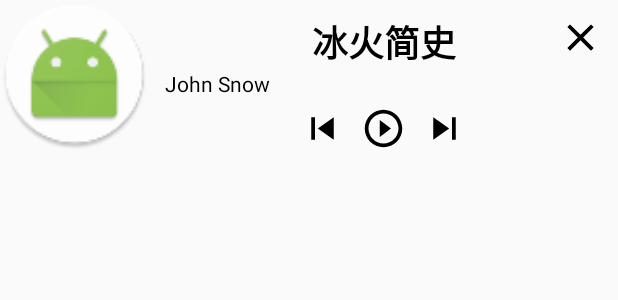
After one commit to MurphysL/YiXue, an Android app: the layout item_live_sounds.xml on its own in the app's theme, with its tools: preview values and no code run, on a phone screen of 412 x 824 dp. The commit adds this screen. Shown: the top 300 px of the screen. Run offline under Robolectric (Android 15) with nearby library versions, the phone set to English and light mode, and no system bars.

Commit message:
:construction: Live sounds notification

```diff
--- a/app/src/main/AndroidManifest.xml
+++ b/app/src/main/AndroidManifest.xml
@@ -93,6 +93,9 @@
             android:theme="@style/DetailsTheme"/>
         <activity android:name=".ui.activity.MyLiveActivity"/>
         <activity android:name=".ui.activity.JoinLiveActivity"/>
+        <activity android:name=".ui.activity.NotifiactionActivity"/>
+
+        <receiver android:name=".receiver.LiveSoundsReceiver"/>
 
     </application>
 
--- a/app/src/main/java/cn/edu/nuc/androidlab/yixue/ui/activity/SplashActivity.kt
+++ b/app/src/main/java/cn/edu/nuc/androidlab/yixue/ui/activity/SplashActivity.kt
@@ -1,7 +1,10 @@
 package cn.edu.nuc.androidlab.yixue.ui.activity
 
+import android.app.NotificationManager
+import android.content.Context
 import android.content.Intent
 import android.os.Bundle
+import android.support.v4.app.NotificationCompat
 import android.support.v7.app.AppCompatActivity
 import android.util.Log
 import cn.edu.nuc.androidlab.yixue.R
@@ -21,6 +24,7 @@ class SplashActivity : AppCompatActivity(){
         setContentView(R.layout.activity_splash)
 
         val currentUser = AVUser.getCurrentUser()
+
         if(currentUser != null){
             Log.i(TAG, "{ user : ${currentUser.username},\n email : ${currentUser.email}\n}")
             startActivity(Intent(SplashActivity@this, SelectLiveActivity::class.java))
@@ -36,5 +40,7 @@ class SplashActivity : AppCompatActivity(){
             startActivity(Intent(SplashActivity@this, RegisterActivity::class.java))
             finish()
         }
+
+
     }
 }
--- /dev/null
+++ b/app/src/main/res/drawable/ic_close_black_24dp.xml
@@ -0,0 +1,9 @@
+<vector xmlns:android="http://schemas.android.com/apk/res/android"
+        android:width="24dp"
+        android:height="24dp"
+        android:viewportWidth="24.0"
+        android:viewportHeight="24.0">
+    <path
+        android:fillColor="#FF000000"
+        android:pathData="M19,6.41L17.59,5 12,10.59 6.41,5 5,6.41 10.59,12 5,17.59 6.41,19 12,13.41 17.59,19 19,17.59 13.41,12z"/>
+</vector>
--- /dev/null
+++ b/app/src/main/res/drawable/ic_play_circle_outline_black_24dp.xml
@@ -0,0 +1,9 @@
+<vector xmlns:android="http://schemas.android.com/apk/res/android"
+        android:width="24dp"
+        android:height="24dp"
+        android:viewportWidth="24.0"
+        android:viewportHeight="24.0">
+    <path
+        android:fillColor="#FF000000"
+        android:pathData="M10,16.5l6,-4.5 -6,-4.5v9zM12,2C6.48,2 2,6.48 2,12s4.48,10 10,10 10,-4.48 10,-10S17.52,2 12,2zM12,20c-4.41,0 -8,-3.59 -8,-8s3.59,-8 8,-8 8,3.59 8,8 -3.59,8 -8,8z"/>
+</vector>
--- /dev/null
+++ b/app/src/main/res/drawable/ic_skip_next_black_24dp.xml
@@ -0,0 +1,9 @@
+<vector xmlns:android="http://schemas.android.com/apk/res/android"
+        android:width="24dp"
+        android:height="24dp"
+        android:viewportWidth="24.0"
+        android:viewportHeight="24.0">
+    <path
+        android:fillColor="#FF000000"
+        android:pathData="M6,18l8.5,-6L6,6v12zM16,6v12h2V6h-2z"/>
+</vector>
--- /dev/null
+++ b/app/src/main/res/drawable/ic_skip_previous_black_24dp.xml
@@ -0,0 +1,9 @@
+<vector xmlns:android="http://schemas.android.com/apk/res/android"
+        android:width="24dp"
+        android:height="24dp"
+        android:viewportWidth="24.0"
+        android:viewportHeight="24.0">
+    <path
+        android:fillColor="#FF000000"
+        android:pathData="M6,6h2v12L6,18zM9.5,12l8.5,6L18,6z"/>
+</vector>
--- /dev/null
+++ b/app/src/main/res/layout/activity_notification.xml
@@ -0,0 +1,6 @@
+<?xml version="1.0" encoding="utf-8"?>
+<LinearLayout xmlns:android="http://schemas.android.com/apk/res/android"
+    android:orientation="vertical" android:layout_width="match_parent"
+    android:layout_height="match_parent">
+
+</LinearLayout>
--- a/app/src/main/res/layout/activity_select_live.xml
+++ b/app/src/main/res/layout/activity_select_live.xml
@@ -33,4 +33,10 @@
         android:layout_width="match_parent"
         android:layout_height="50dp" />
 
+    <Button
+        android:id="@+id/notification"
+        android:text="消息通知"
+        android:layout_width="match_parent"
+        android:layout_height="50dp" />
+
 </LinearLayout>
--- /dev/null
+++ b/app/src/main/res/layout/item_live_sounds.xml
@@ -0,0 +1,85 @@
+<?xml version="1.0" encoding="utf-8"?>
+<RelativeLayout
+    xmlns:android="http://schemas.android.com/apk/res/android"
+    android:layout_width="match_parent"
+    android:layout_height="110dp">
+
+    <LinearLayout
+        android:orientation="horizontal"
+        android:layout_width="match_parent"
+        android:layout_height="match_parent"
+        android:layout_alignParentTop="true"
+        android:layout_alignParentStart="true">
+        <ImageView
+            android:id="@+id/live_cover"
+            android:src="@mipmap/ic_launcher_round"
+            android:layout_width="100dp"
+            android:layout_height="100dp" />
+
+        <LinearLayout
+            android:layout_margin="10dp"
+            android:orientation="vertical"
+            android:layout_width="match_parent"
+            android:layout_height="match_parent">
+            <TextView
+                android:id="@+id/live_name"
+                android:text="冰火简史"
+                android:textColor="@color/colorBlack"
+                android:gravity="center"
+                android:textSize="24sp"
+                android:textStyle="bold"
+                android:layout_width="match_parent"
+                android:layout_height="wrap_content" />
+
+            <TextView
+                android:id="@+id/speeker"
+                android:text="John Snow"
+                android:textColor="@color/colorBlack"
+                android:layout_width="match_parent"
+                android:layout_height="wrap_content" />
+
+            <LinearLayout
+                android:layout_gravity="center"
+                android:orientation="horizontal"
+                android:layout_width="wrap_content"
+                android:layout_height="match_parent">
+
+                <ImageView
+                    android:id="@+id/previous"
+                    android:layout_margin="5dp"
+                    android:src="@drawable/ic_skip_previous_black_24dp"
+                    android:layout_width="30dp"
+                    android:layout_height="30dp" />
+
+                <ImageView
+                    android:id="@+id/stop"
+                    android:layout_margin="5dp"
+                    android:src="@drawable/ic_play_circle_outline_black_24dp"
+                    android:layout_width="30dp"
+                    android:layout_height="30dp" />
+
+                <ImageView
+                    android:id="@+id/next"
+                    android:layout_margin="5dp"
+                    android:src="@drawable/ic_skip_next_black_24dp"
+                    android:layout_width="30dp"
+                    android:layout_height="30dp" />
+
+            </LinearLayout>
+        </LinearLayout>
+    </LinearLayout>
+
+    <FrameLayout
+        android:layout_margin="10dp"
+        android:layout_alignParentTop="true"
+        android:layout_alignParentRight="true"
+        android:layout_width="30dp"
+        android:layout_height="30dp">
+        <ImageView
+            android:id="@+id/close"
+            android:src="@drawable/ic_close_black_24dp"
+            android:layout_width="match_parent"
+            android:layout_height="match_parent" />
+    </FrameLayout>
+
+</RelativeLayout>
```
Also changed, not shown: app/src/main/java/cn/edu/nuc/androidlab/yixue/MyApplication.kt (+23 -0 lines), app/src/main/java/cn/edu/nuc/androidlab/yixue/receiver/LiveSoundsReceiver.kt (added, +29 -0 lines), app/src/main/java/cn/edu/nuc/androidlab/yixue/ui/activity/NotifiactionActivity.kt (added, +61 -0 lines), app/src/main/java/cn/edu/nuc/androidlab/yixue/ui/activity/SelectLiveActivity.kt (+24 -10 lines), app/src/main/java/cn/edu/nuc/androidlab/yixue/util/Config.kt (+11 -0 lines).
